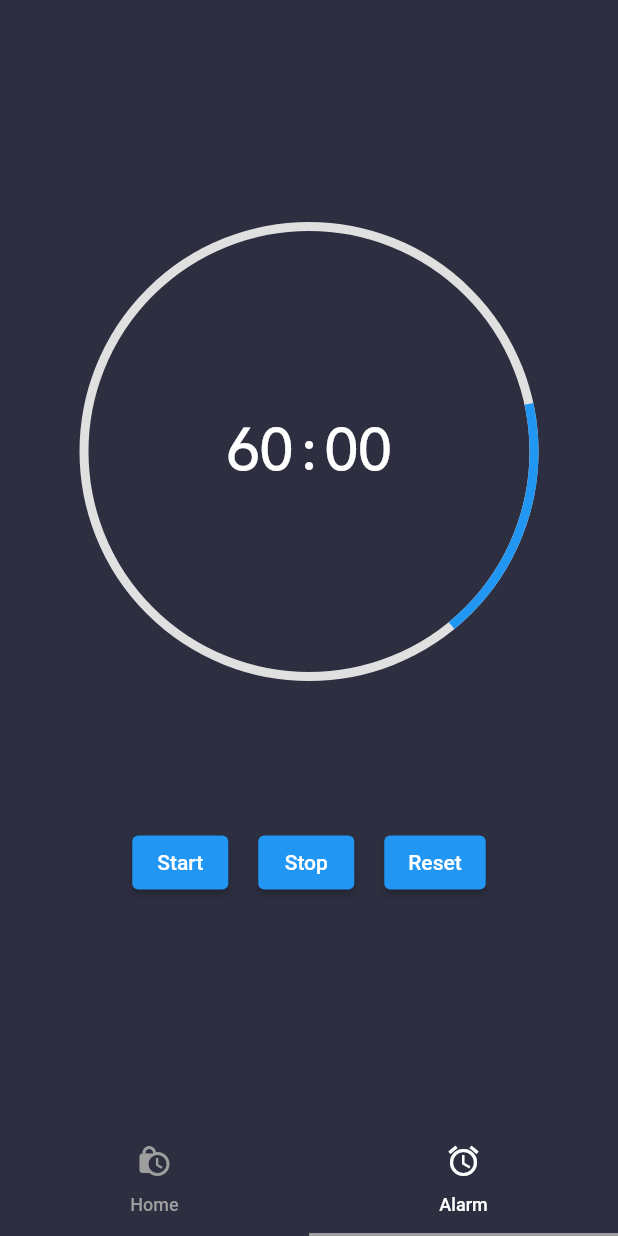
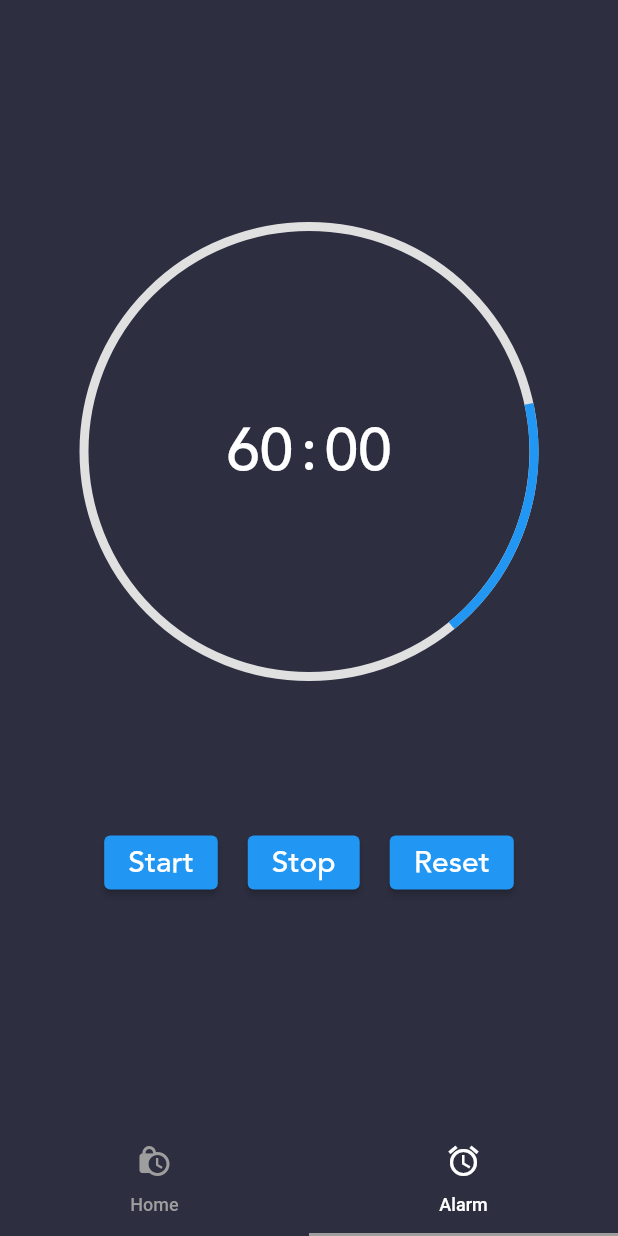
Before and after one commit to jaylove555/1H1M, a Flutter app: the screen it shows after launch, tab 2 chosen, on a phone screen of 412 x 824 dp. Run offline on Flutter 3.47's test engine with Material 2 defaults, Android fonts, the phone set to English and light mode, and no system bars; our stand-ins replace audioplayers, flutter_local_notifications.

Commit message:
first commit

```diff
--- a/lib/alarm.dart
+++ b/lib/alarm.dart
@@ -2,6 +2,7 @@ import 'dart:async';
 import 'package:flutter/material.dart';
 import 'package:flutter_application/alarm_provider.dart';
 import 'package:flutter_application/notification_widget.dart';
+import 'package:flutter_application/theme_data.dart';
 import 'package:provider/provider.dart';
 
 class CountdownTimer extends StatefulWidget {
@@ -102,7 +103,10 @@ class _CountdownTimerState extends State<CountdownTimer> {
                       return ElevatedButton(
                         onPressed:
                             value.isCountingDown ? null : value.startTimer,
-                        child: Text('Start'),
+                        child: Text(
+                          'Start',
+                          style: TextStyle(fontSize: 20, fontFamily: 'Avenir'),
+                        ),
                       );
                     },
                   ),
@@ -111,7 +115,13 @@ class _CountdownTimerState extends State<CountdownTimer> {
                     builder: (context, value, child) {
                       return ElevatedButton(
                         onPressed: value.isStopped ? null : value.stopTimer,
-                        child: Text('Stop'),
+                        child: Text(
+                          'Stop',
+                          style: TextStyle(fontSize: 20, fontFamily: 'Avenir'),
+                        ),
+                        // style: ElevatedButton.styleFrom(
+                        //   primary: Colors.lightBlue,
+                        // ),
                       );
                     },
                   ),
@@ -120,7 +130,10 @@ class _CountdownTimerState extends State<CountdownTimer> {
                     builder: (context, value, child) {
                       return ElevatedButton(
                         onPressed: value.resetTimer,
-                        child: Text('Reset'),
+                        child: Text(
+                          'Reset',
+                          style: TextStyle(fontSize: 20, fontFamily: 'Avenir'),
+                        ),
                       );
                     },
                   ),
--- a/lib/alarm_provider.dart
+++ b/lib/alarm_provider.dart
@@ -17,8 +17,6 @@ class Alarm extends ChangeNotifier {
   bool isStopped = false;
   Timer? timer;
 
-  get androidPlatformChannelSpecifics => null;
-
   void startTimer() {
     isCountingDown = true;
     isStopped = false;
@@ -27,6 +25,7 @@ class Alarm extends ChangeNotifier {
         isCountingDown = false;
         timer?.cancel();
         start = 60 * 60;
+        // showNotification();
         startTimer();
         notifyListeners();
       } else if (isStopped) {
```
Also changed, not shown: 5 other files.
